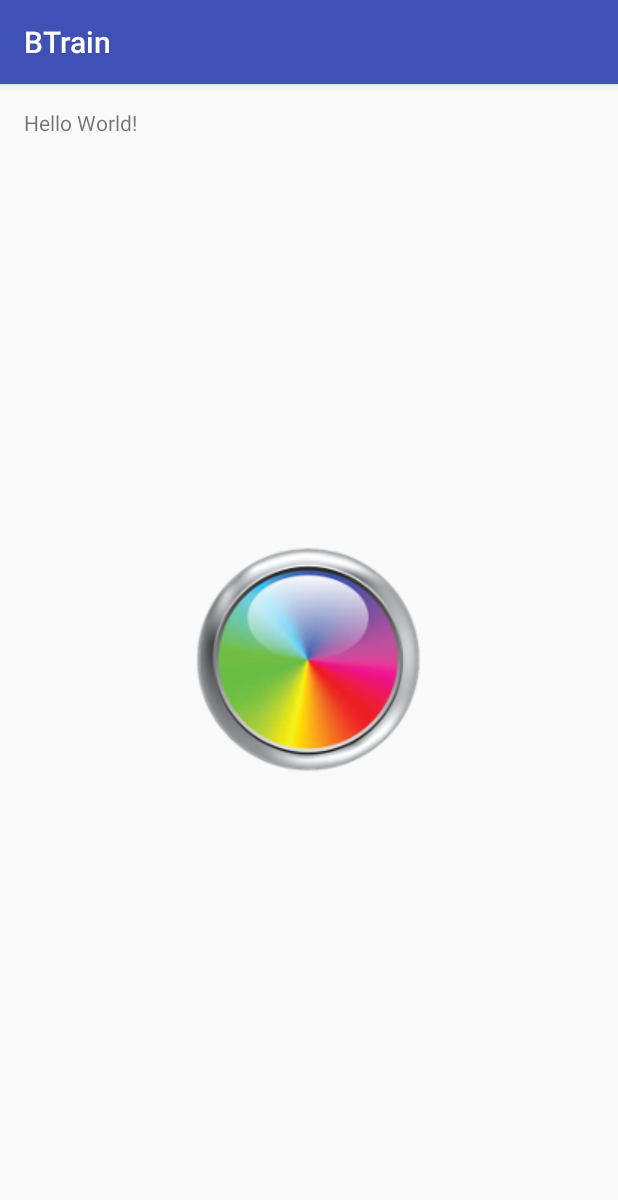
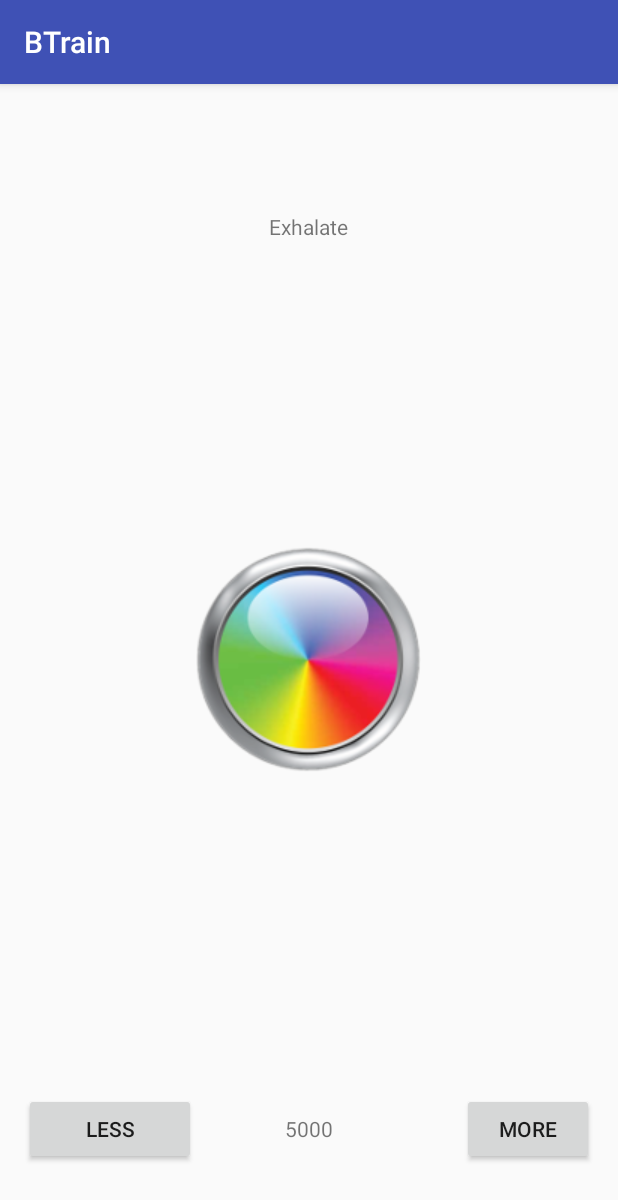
Before and after one commit to happyelectronics/BTrain, an Android app: the screen it shows after launch (MainActivity), on a phone screen of 412 x 824 dp. Shown: the top 1200 px of the screen. Run offline under Robolectric (Android 15) with nearby library versions, the phone set to English and light mode, and no system bars.

```diff
--- a/app/src/main/java/com/hecz/btrain/ExerciseController.java
+++ b/app/src/main/java/com/hecz/btrain/ExerciseController.java
@@ -19,6 +19,8 @@ import android.view.animation.ScaleAnimation;
 import android.widget.ImageButton;
 import android.widget.ImageView;
 import android.widget.TextView;
+import android.support.v7.app.AppCompatActivity;
+import android.os.Bundle;
 
 import java.io.IOException;
 import java.util.Vector;
@@ -37,6 +39,14 @@ public class ExerciseController {
             "13;1300;200;2800;200",
             "14;1200;200;2500;200"
     };
+
+    private static final int BREATH_INHALATE = 0;
+    private static final int BREATH_HOLD = 1;
+    private static final int BREATH_EXHALATE = 2;
+
+    private int breathPhase;
+
+    protected TextView textViewBreathPhase;
 
 	private static final int BREATH_REGULAR = 0;
 	private static final int BREATH_HOLDING = 1;
@@ -65,8 +75,8 @@ public class ExerciseController {
     private int currentBreathing = 5000;
     private int breathingDuration = 5000;
 
-    public ExerciseController(Activity _activity) {
-
+    public ExerciseController(Activity _activity, final TextView textViewBreathPhase) {
+        this.textViewBreathPhase = textViewBreathPhase;
         Log.i(Global.APP_LOG_PREFIX + "ZEN", "ExerciseController");
         instance = this;
         this.activity = _activity;
@@ -196,6 +206,22 @@ public class ExerciseController {
 
         // scaler.setRepeatCount(Animation.INFINITE);
         scalerExhale.setRepeatCount(0);
+        scalerExhale.setAnimationListener(new AnimationListener() {
+            @Override
+            public void onAnimationStart(Animation animation) {
+                textViewBreathPhase.setText(R.string.text_exhalate);
+            }
+
+            @Override
+            public void onAnimationEnd(Animation animation) {
+                textViewBreathPhase.setText(R.string.text_inhalate);
+            }
+
+            @Override
+            public void onAnimationRepeat(Animation animation) {
+                //textViewBreathPhase.setText(R.string.text_exhalate);
+            }
+        });
 
         // scaler.setRepeatMode(Animation.REVERSE);
 
@@ -204,6 +230,22 @@ public class ExerciseController {
                 0.5f);
 
         scalerInhale.setRepeatCount(0);
+        scalerInhale.setAnimationListener(new AnimationListener() {
+            @Override
+            public void onAnimationStart(Animation animation) {
+                //textViewBreathPhase.setText(R.string.text_inhalate);
+            }
+
+            @Override
+            public void onAnimationEnd(Animation animation) {
+                //textViewBreathPhase.setText(R.string.text_exhalate);
+            }
+
+            @Override
+            public void onAnimationRepeat(Animation animation) {
+                //textViewBreathPhase.setText(R.string.text_inhalate);
+            }
+        });
 
         durationInhale = getDuration();
         Log.i(Global.APP_LOG_PREFIX + "ZEN", "isZen = " + Global.isZen
@@ -237,11 +279,15 @@ public class ExerciseController {
         as.setAnimationListener(new AnimationListener() {
             @Override
             public void onAnimationStart(Animation animation) {
+                //textViewBreathPhase.setText(R.string.text_exhalate);
             }
+
 
             @Override
             public void onAnimationRepeat(Animation animation) {
+                //textViewBreathPhase.setText(R.string.text_exhalate);
                 // Log.i("Repeat anim");
+
             }
 
             @Override
@@ -259,9 +305,9 @@ public class ExerciseController {
             }
         });
 
-
         as.addAnimation(scalerExhale);
         as.addAnimation(scalerInhale);
+
 
         if (imageCoach != null) {
             Log.i(Global.APP_LOG_PREFIX + "ZEN", "III - imageCoach = " + imageCoach.getWidth());
@@ -556,6 +602,10 @@ public class ExerciseController {
         this.breathingDuration = breathingDuration;
     }
 
+    public int getBreathPhase(){
+        return breathPhase;
+    }
+
     public int getBreathingDuration() {
         return breathingDuration;
     }
--- a/app/src/main/java/com/hecz/btrain/MainActivity.java
+++ b/app/src/main/java/com/hecz/btrain/MainActivity.java
@@ -2,13 +2,17 @@ package com.hecz.btrain;
 
 import android.support.v7.app.AppCompatActivity;
 import android.os.Bundle;
+import android.widget.TextView;
 
 public class MainActivity extends AppCompatActivity {
-//ook
+    ExerciseController exerciseController;
+    TextView textViewBreathVelocity;
     @Override
     protected void onCreate(Bundle savedInstanceState) {
         super.onCreate(savedInstanceState);
         setContentView(R.layout.activity_main);
-        new ExerciseController(this);
+        textViewBreathVelocity = (TextView) findViewById(R.id.textViewBreathVelocity);
+        exerciseController = new ExerciseController(this,(TextView) findViewById(R.id.textViewBreathPhase));
+        textViewBreathVelocity.setText(String.valueOf(exerciseController.getBreathingDuration()));
     }
 }
--- a/app/src/main/res/layout/activity_main.xml
+++ b/app/src/main/res/layout/activity_main.xml
@@ -10,11 +10,6 @@
     android:paddingTop="@dimen/activity_vertical_margin"
     tools:context="com.hecz.btrain.MainActivity">
 
-    <TextView
-        android:layout_width="wrap_content"
-        android:layout_height="wrap_content"
-        android:text="Hello World!" />
-
     <com.hecz.btrain.AnimationImageView
         android:id="@+id/obrazek"
         android:layout_width="wrap_content"
@@ -22,4 +17,45 @@
         android:layout_centerHorizontal="true"
         android:layout_centerVertical="true"
         android:src="@drawable/excersise_big" />
+
+    <Button
+        android:id="@+id/button_less"
+        android:text="@string/button_less"
+        android:layout_width="wrap_content"
+        android:layout_height="wrap_content"
+        android:layout_alignParentBottom="true"
+        android:layout_alignParentLeft="true"
+        android:layout_alignParentStart="true"
+        android:layout_marginBottom="31dp"
+        android:layout_toLeftOf="@+id/obrazek"
+        android:layout_toStartOf="@+id/obrazek" />
+
+    <Button
+        android:id="@+id/button_more"
+        android:text="@string/button_more"
+        android:layout_height="wrap_content"
+        android:layout_width="wrap_content"
+        android:layout_alignBaseline="@+id/button_less"
+        android:layout_alignBottom="@+id/button_less"
+        android:layout_alignParentRight="true"
+        android:layout_alignParentEnd="true" />
+
+    <TextView
+        android:text=""
+        android:layout_width="wrap_content"
+        android:layout_height="wrap_content"
+        android:id="@+id/textViewBreathVelocity"
+        android:layout_alignBaseline="@+id/button_less"
+        android:layout_alignBottom="@+id/button_less"
+        android:layout_centerHorizontal="true" />
+
+    <TextView
+        android:layout_width="wrap_content"
+        android:layout_height="wrap_content"
+        android:layout_alignParentTop="true"
+        android:layout_centerHorizontal="true"
+        android:layout_marginTop="69dp"
+        android:id="@+id/textViewBreathPhase" />
+
+
 </RelativeLayout>
--- a/app/src/main/res/values/strings.xml
+++ b/app/src/main/res/values/strings.xml
@@ -1,3 +1,8 @@
 <resources>
     <string name="app_name">BTrain</string>
+    <string name="text_inhalate">Inhalate</string>
+    <string name="text_exhalate">Exhalate</string>
+    <string name="text_hold">Hold</string>
+    <string name="button_less">Less</string>
+    <string name="button_more">More</string>
 </resources>
```
